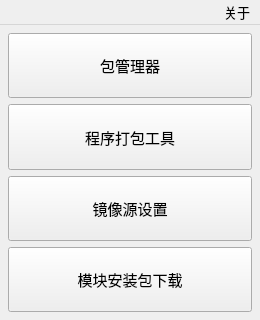
Old version of the form source/awespykit/ui/main_entrance.ui in the repository hrpzcf/AwesomePyKit.
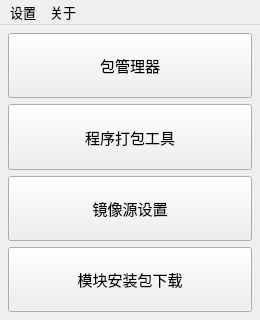
New version of the form.

Commit message: 启动界面增加程序界面风格设置菜单

Diff of the .ui file:
```diff
--- a/source/awespykit/ui/main_entrance.ui
+++ b/source/awespykit/ui/main_entrance.ui
@@ -132,15 +132,27 @@
      <height>25</height>
     </rect>
    </property>
-   <property name="layoutDirection">
-    <enum>Qt::RightToLeft</enum>
-   </property>
    <widget class="QMenu" name="menu_help">
     <property name="title">
      <string>关于</string>
     </property>
     <addaction name="action_about"/>
    </widget>
+   <widget class="QMenu" name="menu_settings">
+    <property name="title">
+     <string>设置</string>
+    </property>
+    <widget class="QMenu" name="menu_style">
+     <property name="title">
+      <string>界面风格</string>
+     </property>
+     <addaction name="action_default"/>
+     <addaction name="action_fusion"/>
+     <addaction name="action_windows"/>
+    </widget>
+    <addaction name="menu_style"/>
+   </widget>
+   <addaction name="menu_settings"/>
    <addaction name="menu_help"/>
   </widget>
   <action name="description">
```
Left out of the diff: 24 changed lines with no effect on the pictures. The commit also changes 5 other files.
